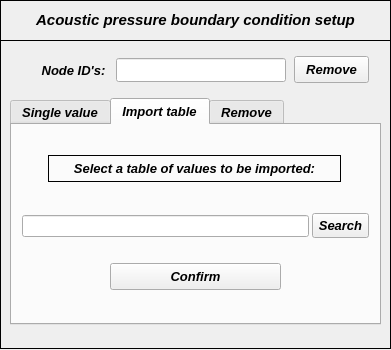
First picture: the form in pulse/uix/user_input/ui/acousticpressureInput.ui, repository open-pulse/OpenPulse, before the edit.
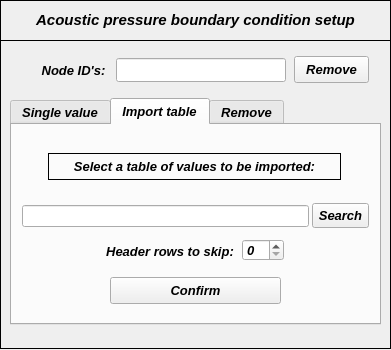
Second picture: the form after the edit. The open tabs and pages were chosen to show the change. Icons and pictures are not drawn.

The edit to the form file:
```diff
--- a/pulse/uix/user_input/ui/acousticpressureInput.ui
+++ b/pulse/uix/user_input/ui/acousticpressureInput.ui
@@ -487,7 +487,7 @@
        <property name="geometry">
         <rect>
          <x>300</x>
-         <y>88</y>
+         <y>78</y>
          <width>57</width>
          <height>25</height>
         </rect>
@@ -524,7 +524,7 @@
        <property name="geometry">
         <rect>
          <x>10</x>
-         <y>90</y>
+         <y>80</y>
          <width>287</width>
          <height>22</height>
         </rect>
@@ -546,7 +546,7 @@
        <property name="geometry">
         <rect>
          <x>98</x>
-         <y>138</y>
+         <y>152</y>
          <width>171</width>
          <height>27</height>
         </rect>
@@ -571,7 +571,7 @@
        <property name="geometry">
         <rect>
          <x>36</x>
-         <y>30</y>
+         <y>28</y>
          <width>293</width>
          <height>27</height>
         </rect>
@@ -595,6 +595,56 @@
         <set>Qt::AlignCenter</set>
        </property>
       </widget>
+      <widget class="QSpinBox" name="spinBox">
+       <property name="geometry">
+        <rect>
+         <x>230</x>
+         <y>114</y>
+         <width>42</width>
+         <height>22</height>
+        </rect>
+       </property>
+       <property name="maximum">
+        <number>10</number>
+       </property>
+      </widget>
+      <widget class="QLabel" name="label_9">
+       <property name="geometry">
+        <rect>
+         <x>88</x>
+         <y>116</y>
+         <width>140</width>
+         <height>20</height>
+        </rect>
+       </property>
+       <property name="minimumSize">
+        <size>
+         <width>85</width>
+         <height>20</height>
+        </size>
+       </property>
+       <property name="maximumSize">
+        <size>
+         <width>140</width>
+         <height>20</height>
+        </size>
+       </property>
+       <property name="font">
+        <font>
+         <family>Arial</family>
+         <pointsize>10</pointsize>
+         <weight>75</weight>
+         <italic>true</italic>
+         <bold>true</bold>
+        </font>
+       </property>
+       <property name="text">
+        <string>Header rows to skip:</string>
+       </property>
+       <property name="alignment">
+        <set>Qt::AlignCenter</set>
+       </property>
+      </widget>
      </widget>
      <widget class="QWidget" name="tab">
       <attribute name="title">
```
